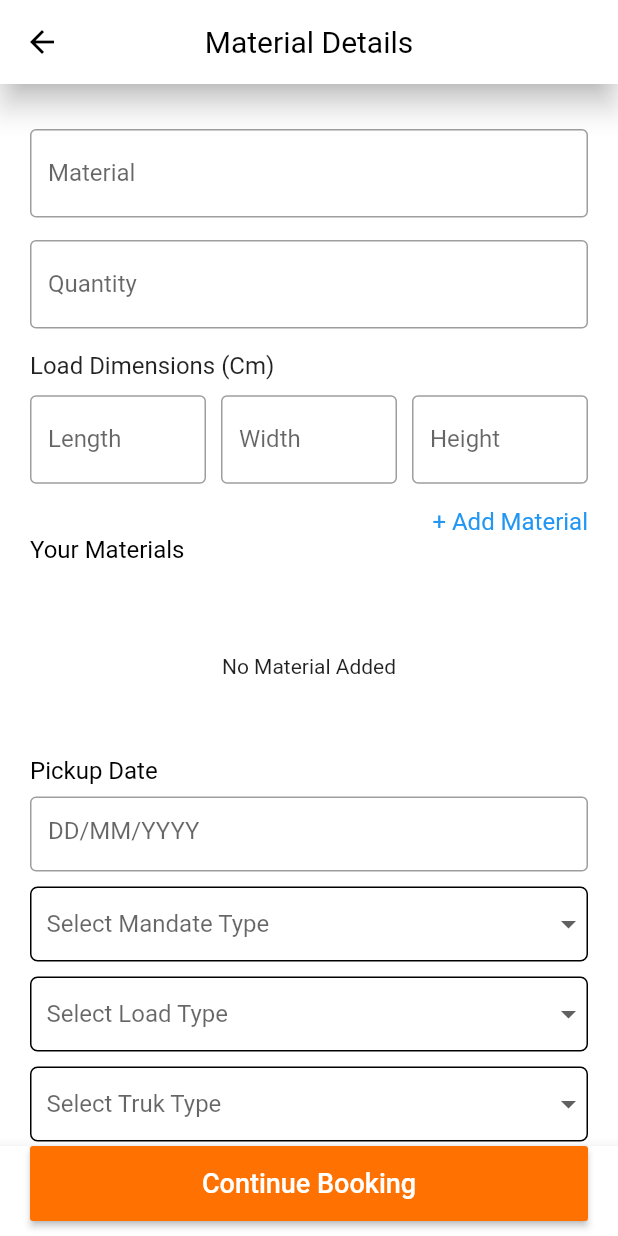
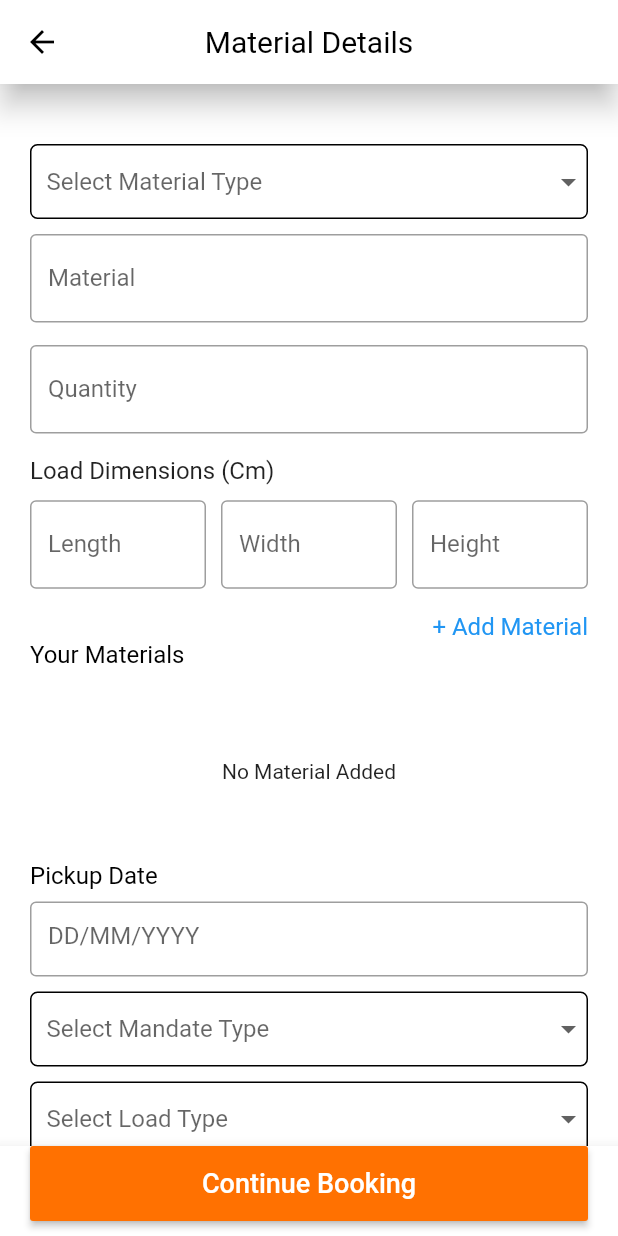
Before and after one commit to Jatin5120/truk-user, a Flutter app: the MaterialDetails screen opened directly, on a phone screen of 412 x 824 dp. Run offline on Flutter 3.47's test engine with Material 2 defaults, Android fonts, the light colour scheme and no system bars; our stand-ins replace cached_network_image, carousel_pro, cloud_firestore, expandable, firebase_auth, firebase_core and 12 more; missing offline and left inert: android_intent, flutter_google_places, geocoder, google_maps_webservice, razorpay_flutter; accounts and stored records are empty.

Commit message:
chat notification, material type

```diff
--- a/lib/helper/request_status.dart
+++ b/lib/helper/request_status.dart
@@ -5,4 +5,5 @@ class RequestStatus {
   static const String rejected = 'rejected';
   static const String started = 'started';
   static const String completed = 'completed';
+  static const String assigned = 'assigned';
 }
--- a/lib/models/chat_controller.dart
+++ b/lib/models/chat_controller.dart
@@ -23,7 +23,7 @@ class ChatController with ChangeNotifier {
 
     snap.listen((event) async {
       chatList = [];
-      if (event.size > 0) {
+      //if (event.size > 0) {
       for (QueryDocumentSnapshot snapshot in event.docs) {
         String otherUser = snapshot.get('clientId');
         int bookingId = snapshot.get('bookingId');
@@ -38,7 +38,7 @@ class ChatController with ChangeNotifier {
         final bookingDoc = QuoteModel.fromSnapshot(bookingSnap.docs[0]);
         chatList.add(ChattingListModel(id: snapshot.id, quoteModel: bookingDoc, userModel: userModel));
       }
-      }
+      //}
       isChatLoading = false;
       notifyListeners();
     });
--- a/lib/models/material_model.dart
+++ b/lib/models/material_model.dart
@@ -2,12 +2,14 @@ import 'dart:convert';
 
 class MaterialModel {
   final String materialName;
+  final String materialType;
   final double quantity;
   final double length;
   final double width;
   final double height;
   MaterialModel({
     this.materialName,
+    this.materialType,
     this.quantity,
     this.length,
     this.width,
@@ -16,6 +18,7 @@ class MaterialModel {
 
   MaterialModel copyWith({
     String materialName,
+    String materialType,
     double quantity,
     double length,
     double width,
@@ -23,6 +26,7 @@ class MaterialModel {
   }) {
     return MaterialModel(
       materialName: materialName ?? this.materialName,
+      materialType: materialType ?? this.materialType,
       quantity: quantity ?? this.quantity,
       length: length ?? this.length,
       width: width ?? this.width,
@@ -33,6 +37,7 @@ class MaterialModel {
   Map<String, dynamic> toMap() {
     return {
       'materialName': materialName,
+      'materialType': materialType,
       'quantity': quantity,
       'length': length,
       'width': width,
@@ -41,10 +46,9 @@ class MaterialModel {
   }
 
   factory MaterialModel.fromMap(Map<String, dynamic> map) {
-    if (map == null) return null;
-
     return MaterialModel(
       materialName: map['materialName'],
+      materialType: map['materialType'],
       quantity: map['quantity'],
       length: map['length'],
       width: map['width'],
--- a/lib/models/user_model.dart
+++ b/lib/models/user_model.dart
@@ -14,8 +14,18 @@ class UserModel {
   String company;
   int joining;
   String token;
+  String image;
   UserModel(
-      {this.uid, this.name, this.mobile, this.email, this.city, this.state, this.company, this.joining, this.token});
+      {this.uid,
+      this.name,
+      this.mobile,
+      this.email,
+      this.city,
+      this.state,
+      this.company,
+      this.joining,
+      this.token,
+      this.image});
 
   UserModel copyWith({
     String uid,
@@ -27,6 +37,7 @@ class UserModel {
     String company,
     int joining,
     String token,
+    String image,
   }) {
     return UserModel(
       uid: uid ?? this.uid,
@@ -37,7 +48,9 @@ class UserModel {
       state: state ?? this.state,
       company: company ?? this.company,
       joining: joining ?? this.joining,
-        token: token ?? this.token);
+      token: token ?? this.token,
+      image: image ?? this.image,
+    );
   }
 
   Map<String, dynamic> toMap() {
@@ -50,7 +63,8 @@ class UserModel {
       'state': state,
       'company': company,
       'joining': joining,
-      'token': token
+      'token': token,
+      'image': image ?? 'na'
     };
   }
 
@@ -66,7 +80,8 @@ class UserModel {
         state: map['state'],
         company: map['company'],
         token: map['token'],
-        joining: map['joining']);
+        joining: map['joining'],
+        image: map['image'] ?? 'na');
   }
 
   factory UserModel.fromSnapshot(DocumentSnapshot map) {
@@ -82,6 +97,7 @@ class UserModel {
       company: map.get('company'),
       joining: map.get('joining'),
       token: map.data().containsKey('token') ? map.get('token') : 'token',
+      image: map.data().containsKey('image') ? map.get('image') : 'na',
     );
   }
 }
--- a/lib/screens/matDetails.dart
+++ b/lib/screens/matDetails.dart
@@ -32,6 +32,7 @@ class _MaterialDetailsState extends State<MaterialDetails> {
   final GlobalKey<FormState> _formKey = GlobalKey<FormState>();
   bool isLoading = false;
   String trukTypeValue, mandateTypeValue, loadTypeValue;
+  String materialType;
 
   @override
   Widget build(BuildContext context) {
@@ -104,6 +105,35 @@ class _MaterialDetailsState extends State<MaterialDetails> {
               children: [
                 SizedBox(
                   height: 30,
+                ),
+                Padding(
+                  padding: const EdgeInsets.symmetric(horizontal: 20, vertical: 10),
+                  child: Container(
+                    padding: const EdgeInsets.only(left: 10),
+                    decoration: BoxDecoration(
+                      borderRadius: BorderRadius.circular(5),
+                      border: Border.all(
+                        width: 1,
+                        color: Colors.black,
+                      ),
+                    ),
+                    child: DropdownButton<String>(
+                      underline: Container(),
+                      isExpanded: true,
+                      hint: Text('Select Material Type'),
+                      value: materialType,
+                      items: materialTypes.map((String value) {
+                        return DropdownMenuItem<String>(
+                          value: value,
+                          child: Text(value),
+                        );
+                      }).toList(),
+                      onChanged: (_) {
+                        materialType = _;
+                        setState(() {});
+                      },
+                    ),
+                  ),
                 ),
                 Container(
                   padding: EdgeInsets.only(left: 20, right: 20),
@@ -244,6 +274,10 @@ class _MaterialDetailsState extends State<MaterialDetails> {
                   child: InkWell(
                     onTap: () {
                       if (_formKey.currentState.validate()) {
+                        if (materialType == null) {
+                          Fluttertoast.showToast(msg: 'Select material Type');
+                          return;
+                        }
                         String materialName = _materialController.text.trim();
                         double quantity = double.parse(_quantityController.text.trim());
                         double length = double.parse(_lengthController.text.trim());
@@ -255,8 +289,10 @@ class _MaterialDetailsState extends State<MaterialDetails> {
                           materialName: materialName,
                           quantity: quantity,
                           width: width,
+                          materialType: materialType,
                         );
                         materials.add(model);
+                        materialType = null;
                         setState(() {});
                       }
                     },
--- a/lib/screens/support.dart
+++ b/lib/screens/support.dart
@@ -104,7 +104,7 @@ class _SupportState extends State<Support> {
   Widget build(BuildContext context) {
     return Scaffold(
       appBar: AppBar(
-        title: Text('Support'),
+        title: Text('${widget.chatListModel.userModel.name}'),
         centerTitle: true,
         elevation: 0,
       ),
@@ -183,6 +183,7 @@ class _SupportState extends State<Support> {
                         ),
                         onPressed: () async {
                           String message = _messageController.text.trim();
+                          _messageController.clear();
                           await MessageHelper().sendMessage(
                             message,
                             widget.chatListModel.userModel.uid,
--- a/lib/utils/constants.dart
+++ b/lib/utils/constants.dart
@@ -24,3 +24,38 @@ List<Map<String, dynamic>> walkthroughList = [
 List<String> mandateType = ['On-Demand', 'Lease'];
 List<String> loadType = ['Partial TruK', 'Full TruK'];
 List<String> trukType = ['Open TruK', 'Closed TruK'];
+List<String> materialTypes = [
+  "Auto parts",
+  "Bardana jute or plastic",
+  "Building material",
+  "Cement",
+  "Chemicals",
+  "Coal and ash",
+  "Container",
+  "Cotton seed",
+  "Electronic consumer durables",
+  "Fertilizer",
+  "Fruits & vegetables",
+  "Furniture & wood products",
+  "Household goods",
+  "Industrial equipment",
+  "Iron sheets or bars or scraps",
+  "Liquids in drums",
+  "Liquids/Oil",
+  "Machinery new or old",
+  "Medicals",
+  "Metals",
+  "Mill jute oil",
+  "Packed food",
+  "Plastic pipes",
+  "Powder bags",
+  "Printed books or paper rolls",
+  "Refrigerated goods",
+  "Rice or wheat or agricultural products",
+  "Scrap",
+  "Spices",
+  "Textiles",
+  "Tires or rubber products",
+  "Vehicles or car",
+  "Others",
+];
--- a/pubspec.yaml
+++ b/pubspec.yaml
@@ -24,6 +24,7 @@ dependencies:
   flutter:
     sdk: flutter
   android_intent: ^0.3.7+7
+  cached_network_image: ^2.5.0
   carousel_pro: ^1.0.0
   cloud_firestore: ^0.14.4
   cupertino_icons: ^1.0.0
```
Also changed, not shown: lib/screens/home.dart (+14 -6 lines), lib/screens/quotes_screen.dart (+7 -2 lines), lib/screens/support_ticket_screen.dart (+29 -3 lines), lib/utils/chat_list_row.dart (+15 -5 lines), pubspec.lock, 1 other file. Lines whose indentation alone changed are shown as unchanged.
